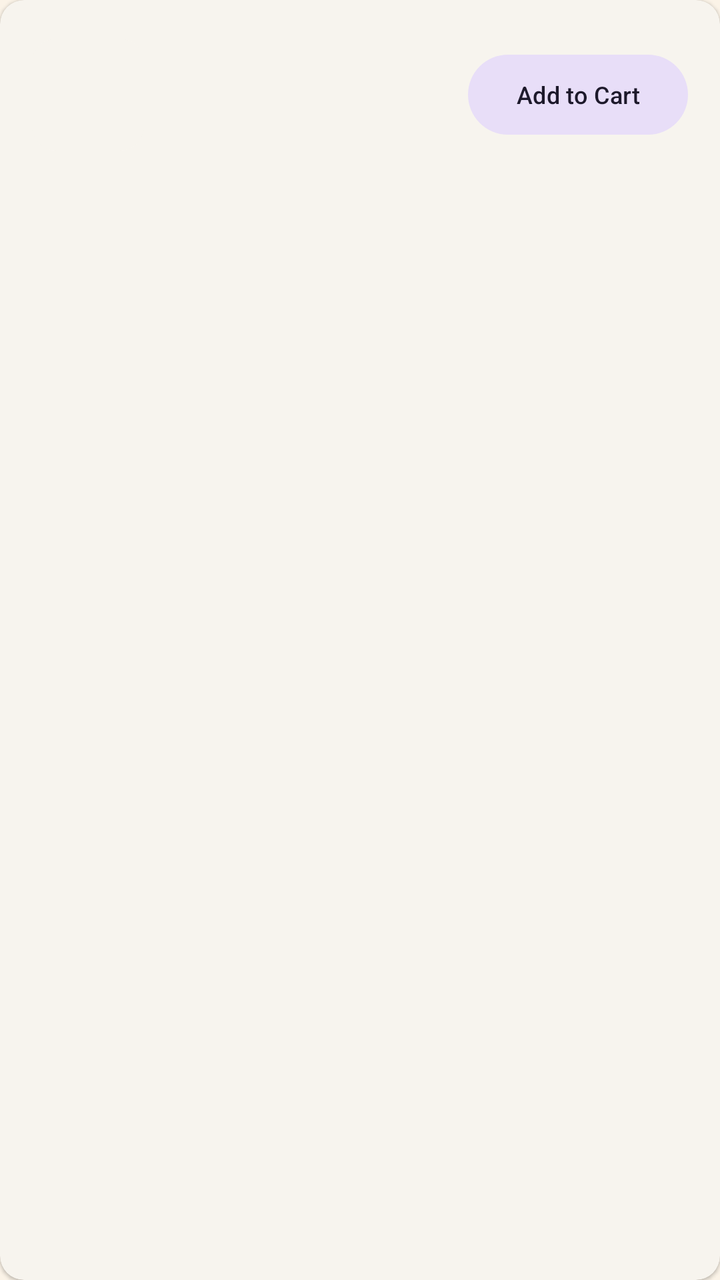
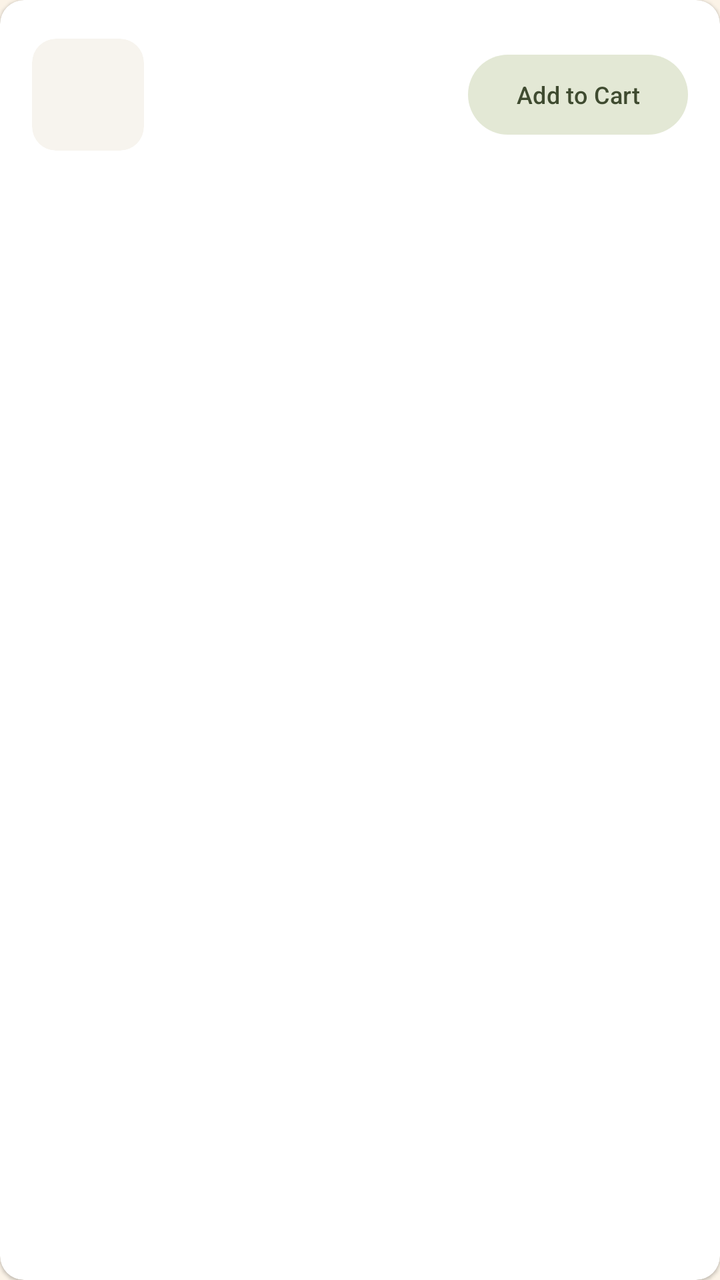

Compare the two renders of this Android layout. The source of the first and the diff that turns it into the second are given below.
<!-- AndroidManifest.xml: application theme Theme.Jojos_Cup_Of_Jo -->
<!-- res/layout/item_product.xml -->
<?xml version="1.0" encoding="utf-8"?>
<com.google.android.material.card.MaterialCardView
    xmlns:android="http://schemas.android.com/apk/res/android"
    xmlns:app="http://schemas.android.com/apk/res-auto"
    android:layout_width="match_parent"
    android:layout_height="wrap_content"
    android:layout_marginHorizontal="@dimen/spacing_md"
    android:layout_marginVertical="@dimen/spacing_sm"
    app:cardCornerRadius="@dimen/card_corner_radius"
    app:cardElevation="1dp"
    app:strokeWidth="0dp">

    <LinearLayout
        android:layout_width="match_parent"
        android:layout_height="wrap_content"
        android:gravity="center_vertical"
        android:orientation="horizontal"
        android:padding="@dimen/spacing_md">

        <com.google.android.material.card.MaterialCardView
            android:layout_width="@dimen/product_image_size"
            android:layout_height="@dimen/product_image_size"
            app:cardCornerRadius="@dimen/card_corner_radius"
            app:cardElevation="0dp"
            app:strokeWidth="0dp">

            <ImageView
                android:id="@+id/product_image"
                android:layout_width="match_parent"
                android:layout_height="match_parent"
                android:contentDescription="@null"
                android:scaleType="centerCrop" />

        </com.google.android.material.card.MaterialCardView>

        <LinearLayout
            android:layout_width="0dp"
            android:layout_height="wrap_content"
            android:layout_marginStart="@dimen/spacing_md"
            android:layout_weight="1"
            android:orientation="vertical">

            <TextView
                android:id="@+id/product_name"
                android:layout_width="match_parent"
                android:layout_height="wrap_content"
                android:textAppearance="@style/TextAppearance.Material3.TitleMedium"
                android:textColor="?attr/colorOnSurface" />

            <TextView
                android:id="@+id/product_description"
                android:layout_width="match_parent"
                android:layout_height="wrap_content"
                android:layout_marginTop="2dp"
                android:ellipsize="end"
                android:maxLines="2"
                android:textAppearance="@style/TextAppearance.Material3.BodySmall"
                android:textColor="?attr/colorOnSurfaceVariant" />

            <TextView
                android:id="@+id/product_price"
                android:layout_width="match_parent"
                android:layout_height="wrap_content"
                android:layout_marginTop="4dp"
                android:textAppearance="@style/TextAppearance.Material3.TitleSmall"
                android:textColor="?attr/colorPrimary" />
        </LinearLayout>

        <com.google.android.material.button.MaterialButton
            android:id="@+id/add_to_cart_button"
            style="@style/Widget.Material3.Button.TonalButton"
            android:layout_width="wrap_content"
            android:layout_height="wrap_content"
            android:layout_marginStart="@dimen/spacing_sm"
            android:text="@string/add_to_cart"
            android:textSize="12sp" />

    </LinearLayout>

</com.google.android.material.card.MaterialCardView>
<!-- resources referenced by this layout -->
<resources>
  <dimen name="card_corner_radius">12dp</dimen>
  <dimen name="product_image_size">56dp</dimen>
  <dimen name="spacing_md">16dp</dimen>
  <dimen name="spacing_sm">8dp</dimen>
  <string name="add_to_cart">Add to Cart</string>
  <style name="Theme.Jojos_Cup_Of_Jo" parent="Base.Theme.Jojos_Cup_Of_Jo" />
  <style name="Base.Theme.Jojos_Cup_Of_Jo" parent="Theme.Material3.DayNight.NoActionBar">
          <item name="colorPrimary">@color/coffee_mocha_700</item>
          <item name="colorOnPrimary">@color/coffee_cream_50</item>
          <item name="colorPrimaryContainer">@color/coffee_cream_200</item>
          <item name="colorOnPrimaryContainer">@color/coffee_espresso_900</item>
          <item name="colorSecondary">@color/sunflower_yellow_500</item>
          <item name="colorOnSecondary">@color/coffee_espresso_900</item>
          <item name="colorSurface">@color/coffee_cream_50</item>
          <item name="colorOnSurface">@color/coffee_espresso_900</item>
          <item name="android:colorBackground">@color/coffee_cream_100</item>
      </style>
  <color name="coffee_mocha_700">#6F4E37</color>
  <color name="coffee_cream_50">#FFFDF8</color>
  <color name="coffee_cream_200">#F3E4CF</color>
  <color name="coffee_espresso_900">#3B2519</color>
  <color name="sunflower_yellow_500">#E8A93A</color>
  <color name="coffee_cream_100">#FBF3E7</color>
</resources>

<!-- the commit's change to res/layout/item_product.xml (unified diff, before → after) -->
@@ -6,6 +6,7 @@
     android:layout_height="wrap_content"
     android:layout_marginHorizontal="@dimen/spacing_md"
     android:layout_marginVertical="@dimen/spacing_sm"
+    app:cardBackgroundColor="@color/white"
     app:cardCornerRadius="@dimen/card_corner_radius"
     app:cardElevation="1dp"
     app:strokeWidth="0dp">
@@ -45,7 +46,7 @@
                 android:layout_width="match_parent"
                 android:layout_height="wrap_content"
                 android:textAppearance="@style/TextAppearance.Material3.TitleMedium"
-                android:textColor="?attr/colorOnSurface" />
+                android:textColor="@color/coffee_espresso_900" />
 
             <TextView
                 android:id="@+id/product_description"
@@ -55,7 +56,7 @@
                 android:ellipsize="end"
                 android:maxLines="2"
                 android:textAppearance="@style/TextAppearance.Material3.BodySmall"
-                android:textColor="?attr/colorOnSurfaceVariant" />
+                android:textColor="@color/coffee_mocha_500" />
 
             <TextView
                 android:id="@+id/product_price"
@@ -63,7 +64,7 @@
                 android:layout_height="wrap_content"
                 android:layout_marginTop="4dp"
                 android:textAppearance="@style/TextAppearance.Material3.TitleSmall"
-                android:textColor="?attr/colorPrimary" />
+                android:textColor="@color/coffee_mocha_700" />
         </LinearLayout>
 
         <com.google.android.material.button.MaterialButton
@@ -73,7 +74,8 @@
             android:layout_height="wrap_content"
             android:layout_marginStart="@dimen/spacing_sm"
             android:text="@string/add_to_cart"
-            android:textSize="12sp" />
+            android:textSize="12sp"
+            app:rippleColor="@color/sage_green_500" />
 
     </LinearLayout>
 
<!-- resource entries referenced after the edit -->
@@ -13,15 +13,22 @@
           <item name="colorOnPrimaryContainer">@color/coffee_espresso_900</item>
           <item name="colorSecondary">@color/sunflower_yellow_500</item>
           <item name="colorOnSecondary">@color/coffee_espresso_900</item>
+          <item name="colorSecondaryContainer">@color/sage_green_100</item>
+          <item name="colorOnSecondaryContainer">@color/sage_green_800</item>
           <item name="colorSurface">@color/coffee_cream_50</item>
           <item name="colorOnSurface">@color/coffee_espresso_900</item>
           <item name="android:colorBackground">@color/coffee_cream_100</item>
       </style>
   <color name="coffee_mocha_700">#6F4E37</color>
+  <color name="sage_green_500">#8A9B6E</color>
+  <color name="white">#FFFFFFFF</color>
   <color name="coffee_cream_50">#FFFDF8</color>
   <color name="coffee_cream_200">#F3E4CF</color>
   <color name="coffee_espresso_900">#3B2519</color>
+  <color name="coffee_mocha_500">#8B6A4F</color>
   <color name="sunflower_yellow_500">#E8A93A</color>
+  <color name="sage_green_100">#E3E8D5</color>
+  <color name="sage_green_800">#3F4B30</color>
   <color name="coffee_cream_100">#FBF3E7</color>
 </resources>
 
